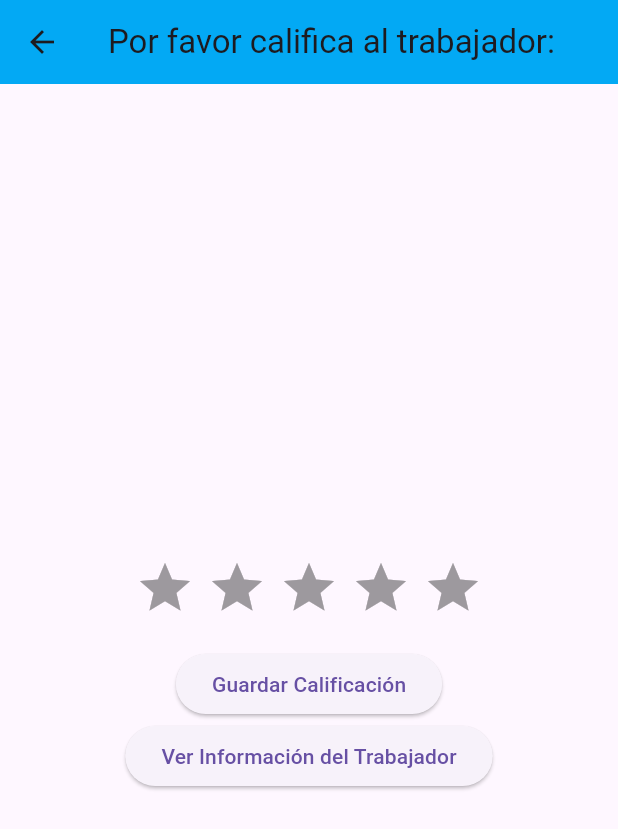
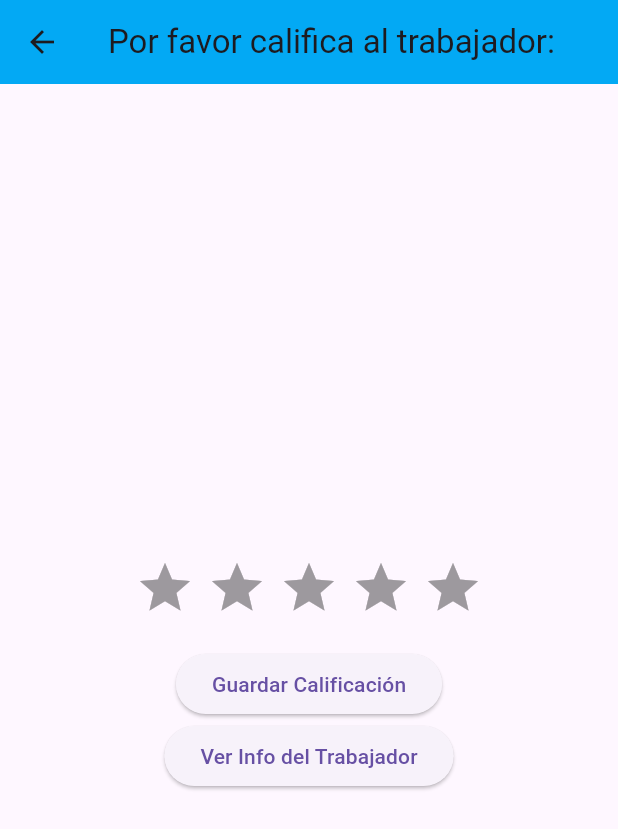
Before and after one commit to esteban-silvera/Dame-Una-Mano, a Flutter app: the RateWorkerScreen screen opened directly with empty values, on a phone screen of 412 x 824 dp. Shown: the top 829 px of the screen. Run offline on Flutter 3.47's test engine with Material 3 defaults, Android fonts, the phone set to English and light mode, and no system bars; drawn by our look-alikes of flutter_rating_bar; our stand-ins replace carousel_slider, cloud_firestore, firebase_core, firebase_storage, geocoding, geolocator and 2 more; accounts and stored records are empty.

Commit message:
add only review

```diff
--- a/lib/features/review/screens/ratescreen.dart
+++ b/lib/features/review/screens/ratescreen.dart
@@ -36,7 +36,7 @@ class RateWorkerScreen extends StatelessWidget {
                       ),
                     );
                   },
-                  child: Text('Ver Información del Trabajador'),
+                  child: Text('Ver Info del Trabajador'),
                 ),
               ],
             ),
```
